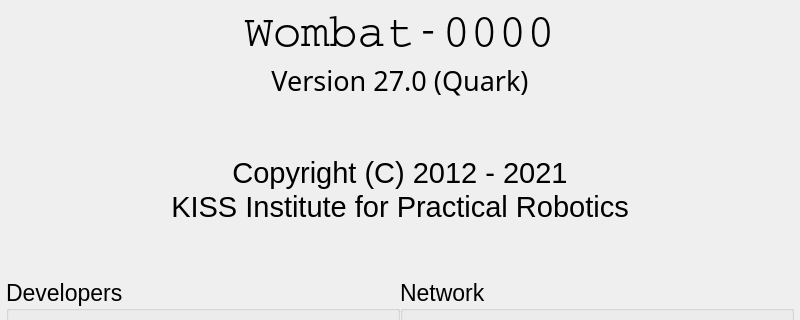
Old version of the form ui/AboutWidget.ui in the repository kipr/botui; both pictures show x 0 to 800 and y 0 to 320 of the 800 by 480 pixel window.
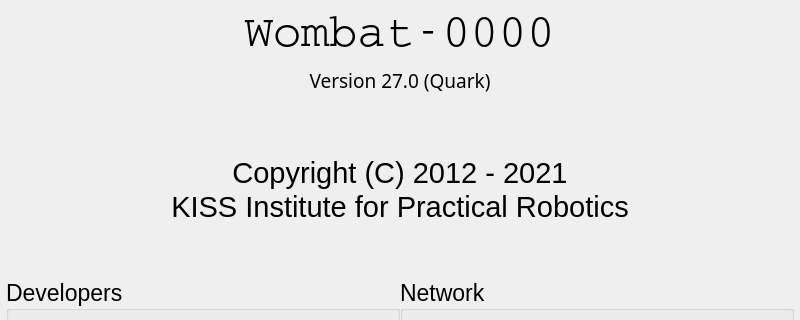
New version of the form.

Commit message: Font resize

```diff
--- a/ui/AboutWidget.ui
+++ b/ui/AboutWidget.ui
@@ -90,8 +90,8 @@
      </property>
      <property name="font">
       <font>
-       <family>Sans</family>
-       <pointsize>20</pointsize>
+       <family>Noto Sans</family>
+       <pointsize>14</pointsize>
        <weight>9</weight>
        <italic>false</italic>
        <bold>false</bold>
```
